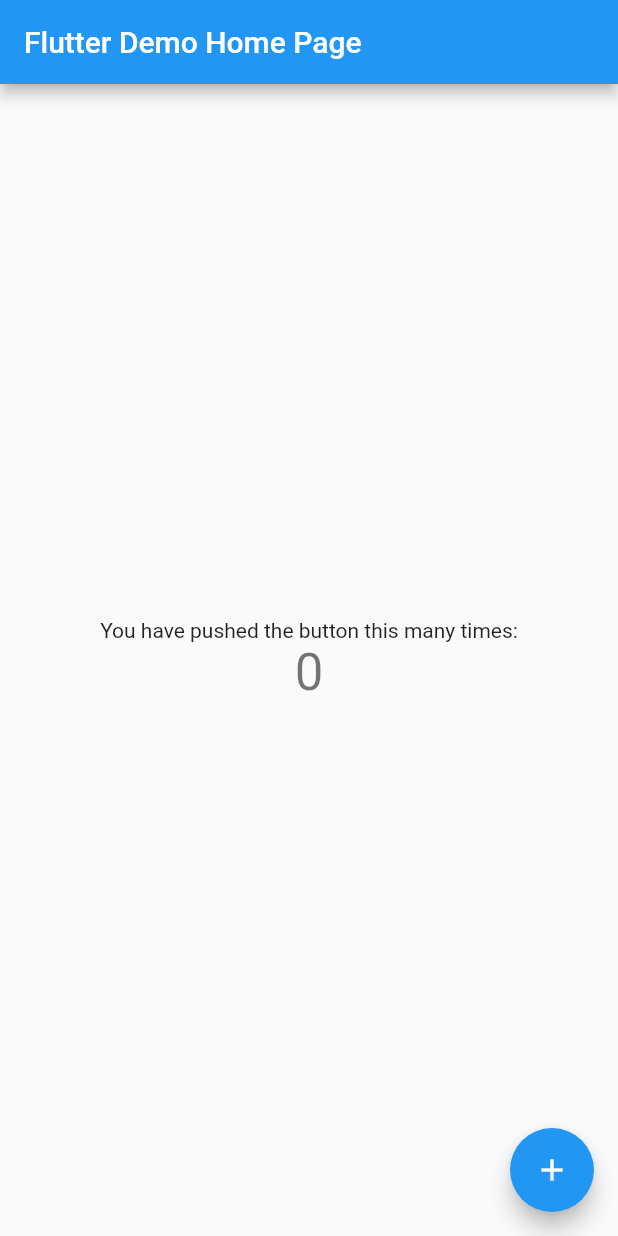
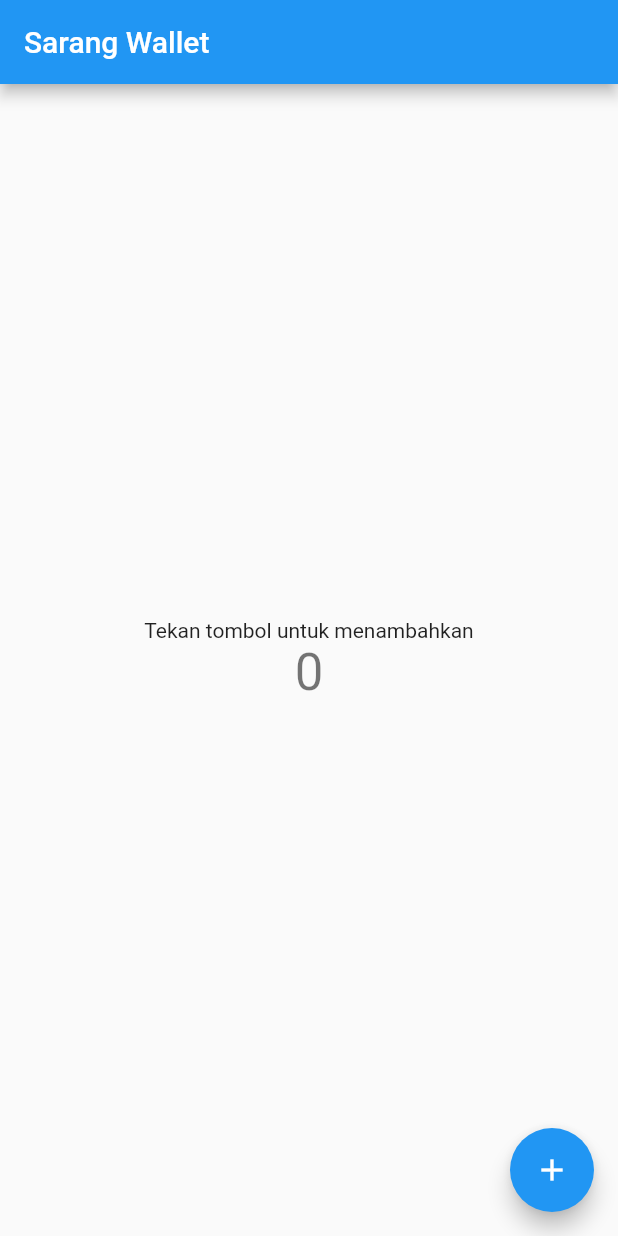
Before and after one commit to nothing628/letify, a Flutter app: the screen it shows after launch, on a phone screen of 412 x 824 dp. Run offline on Flutter 3.47's test engine with Material 2 defaults, Android fonts, the phone set to English and light mode, and no system bars.

```diff
--- a/lib/main.dart
+++ b/lib/main.dart
@@ -7,24 +7,14 @@
 class MyApp extends StatelessWidget {
   const MyApp({Key? key}) : super(key: key);
 
-  // This widget is the root of your application.
   @override
   Widget build(BuildContext context) {
     return MaterialApp(
       title: 'Flutter Demo',
       theme: ThemeData(
-        // This is the theme of your application.
-        //
-        // Try running your application with "flutter run". You'll see the
-        // application has a blue toolbar. Then, without quitting the app, try
-        // changing the primarySwatch below to Colors.green and then invoke
-        // "hot reload" (press "r" in the console where you ran "flutter run",
-        // or simply save your changes to "hot reload" in a Flutter IDE).
-        // Notice that the counter didn't reset back to zero; the application
-        // is not restarted.
         primarySwatch: Colors.blue,
       ),
-      home: const MyHomePage(title: 'Flutter Demo Home Page'),
+      home: const MyHomePage(title: 'Sarang Wallet'),
     );
   }
 }
@@ -52,51 +42,22 @@
 
   void _incrementCounter() {
     setState(() {
-      // This call to setState tells the Flutter framework that something has
-      // changed in this State, which causes it to rerun the build method below
-      // so that the display can reflect the updated values. If we changed
-      // _counter without calling setState(), then the build method would not be
-      // called again, and so nothing would appear to happen.
       _counter++;
     });
   }
 
   @override
   Widget build(BuildContext context) {
-    // This method is rerun every time setState is called, for instance as done
-    // by the _incrementCounter method above.
-    //
-    // The Flutter framework has been optimized to make rerunning build methods
-    // fast, so that you can just rebuild anything that needs updating rather
-    // than having to individually change instances of widgets.
     return Scaffold(
       appBar: AppBar(
-        // Here we take the value from the MyHomePage object that was created by
-        // the App.build method, and use it to set our appbar title.
         title: Text(widget.title),
       ),
       body: Center(
-        // Center is a layout widget. It takes a single child and positions it
-        // in the middle of the parent.
         child: Column(
-          // Column is also a layout widget. It takes a list of children and
-          // arranges them vertically. By default, it sizes itself to fit its
-          // children horizontally, and tries to be as tall as its parent.
-          //
-          // Invoke "debug painting" (press "p" in the console, choose the
-          // "Toggle Debug Paint" action from the Flutter Inspector in Android
-          // Studio, or the "Toggle Debug Paint" command in Visual Studio Code)
-          // to see the wireframe for each widget.
-          //
-          // Column has various properties to control how it sizes itself and
-          // how it positions its children. Here we use mainAxisAlignment to
-          // center the children vertically; the main axis here is the vertical
-          // axis because Columns are vertical (the cross axis would be
-          // horizontal).
           mainAxisAlignment: MainAxisAlignment.center,
           children: <Widget>[
             const Text(
-              'You have pushed the button this many times:',
+              'Tekan tombol untuk menambahkan',
             ),
             Text(
               '$_counter',
@@ -109,7 +70,7 @@
         onPressed: _incrementCounter,
         tooltip: 'Increment',
         child: const Icon(Icons.add),
-      ), // This trailing comma makes auto-formatting nicer for build methods.
+      ),
     );
   }
 }
```
Also changed, not shown: 2 other files.
